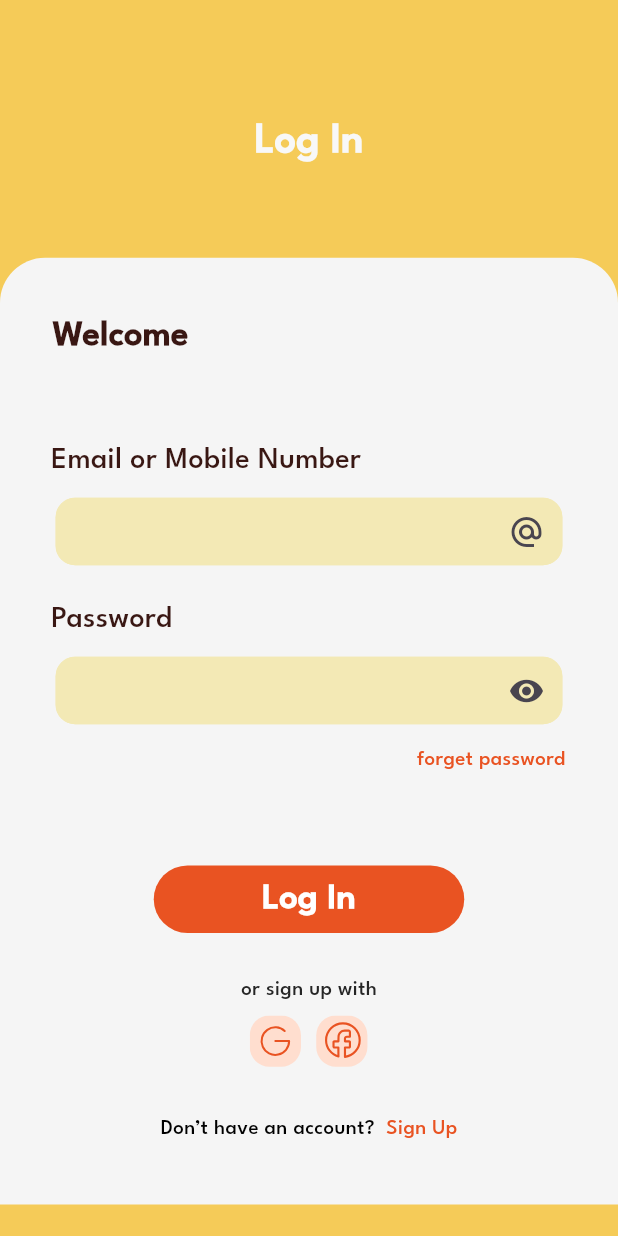
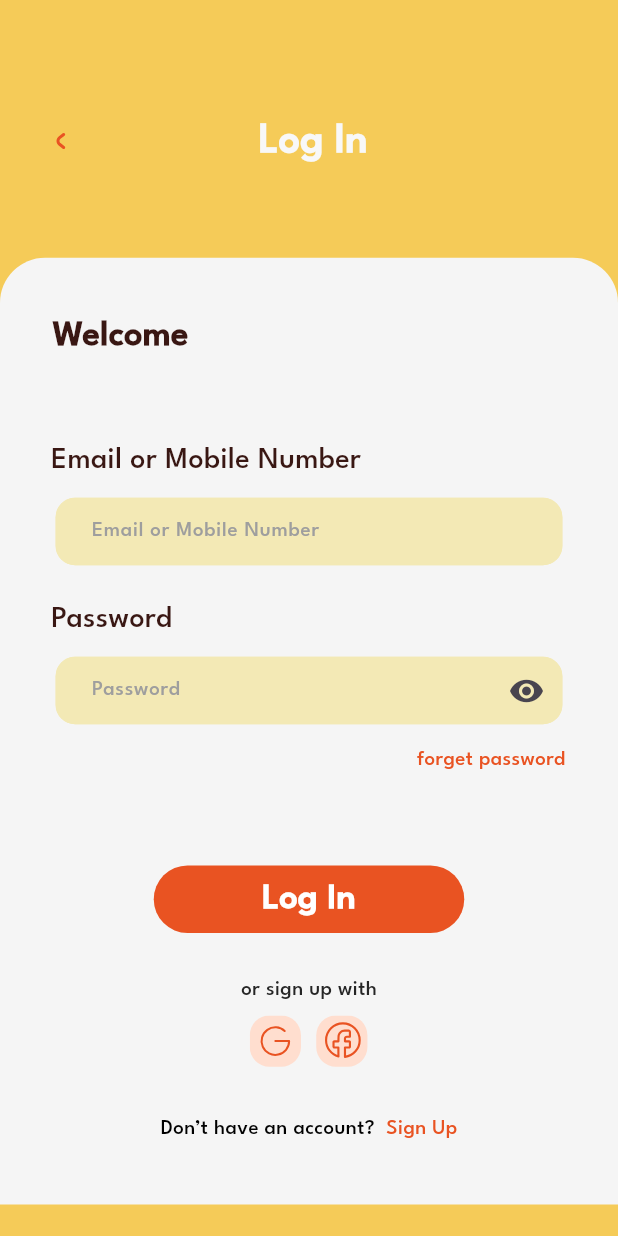
Before and after one commit to mohammedsabrii/yumquick, a Flutter app: the StartView screen opened by its route, after a tap on "Log In", on a phone screen of 412 x 824 dp. Run offline on Flutter 3.47's test engine with Material 3 defaults, Android fonts, the phone set to English and light mode, and no system bars; our stand-ins replace flutter_svg, font_awesome_flutter, go_router, shared_preferences; accounts and stored records are empty.

Commit message:
ending signUp view (UI)

```diff
--- /dev/null
+++ b/devtools_options.yaml
@@ -0,0 +1,3 @@
+description: This file stores settings for Dart & Flutter DevTools.
+documentation: https://docs.flutter.dev/tools/devtools/extensions#configure-extension-enablement-states
+extensions:
--- a/lib/core/utils/app_assets.dart
+++ b/lib/core/utils/app_assets.dart
@@ -10,4 +10,5 @@ class AppAssets {
   static const kNextIcon = 'assets/images/Next icon Arrow.svg';
   static const kFacebookIcon = 'assets/images/Facebook Icon.svg';
   static const kGoogleIcon = 'assets/images/Google Icon.svg';
+  static const kBackIcon = 'assets/images/Back icon Arrow.svg';
 }
--- a/lib/core/utils/app_router.dart
+++ b/lib/core/utils/app_router.dart
@@ -1,5 +1,6 @@
 import 'package:go_router/go_router.dart';
 import 'package:yumquick/feactures/logInAndSignUp/presentation/views/login_view.dart';
+import 'package:yumquick/feactures/logInAndSignUp/presentation/views/signup_view.dart';
 import 'package:yumquick/feactures/logInAndSignUp/presentation/views/start_view.dart';
 import 'package:yumquick/feactures/onPording/presentation/views/onpording_view.dart';
 import 'package:yumquick/feactures/splash/presentation/views/spalsh_view.dart';
@@ -8,6 +9,7 @@ class AppRouter {
   static const kOnPordingView = '/OnPordingView';
   static const kStartView = '/StartView';
   static const kLogInView = '/LogInView';
+  static const kSignUpView = '/SignUpView';
   static final router = GoRouter(
     routes: [
       GoRoute(path: '/', builder: (context, state) => const SpalshView()),
@@ -17,6 +19,10 @@ class AppRouter {
       ),
       GoRoute(path: kStartView, builder: (context, state) => const StartView()),
       GoRoute(path: kLogInView, builder: (context, state) => const LoginView()),
+      GoRoute(
+        path: kSignUpView,
+        builder: (context, state) => const SignUpView(),
+      ),
     ],
   );
 }
--- /dev/null
+++ b/lib/feactures/logInAndSignUp/presentation/views/widget/custom_login_and_signup_header.dart
@@ -0,0 +1,32 @@
+import 'package:flutter/widgets.dart';
+import 'package:flutter_svg/svg.dart';
+import 'package:go_router/go_router.dart';
+import 'package:yumquick/core/utils/app_assets.dart';
+import 'package:yumquick/core/utils/app_styles.dart';
+
+class CustomLoginAndSignUpHeader extends StatelessWidget {
+  const CustomLoginAndSignUpHeader({
+    super.key,
+    required this.title,
+    required this.space,
+  });
+  final String title;
+  final double space;
+  @override
+  Widget build(BuildContext context) {
+    return Row(
+      mainAxisAlignment: MainAxisAlignment.start,
+      children: [
+        SizedBox(width: MediaQuery.sizeOf(context).width * 0.089),
+        GestureDetector(
+          onTap: () {
+            GoRouter.of(context).pop();
+          },
+          child: SvgPicture.asset(AppAssets.kBackIcon),
+        ),
+        SizedBox(width: space),
+        Text(title, style: AppStyles.styleLeagueSpartanBold28(context)),
+      ],
+    );
+  }
+}
--- a/lib/feactures/logInAndSignUp/presentation/views/widget/custom_textfild.dart
+++ b/lib/feactures/logInAndSignUp/presentation/views/widget/custom_textfild.dart
@@ -5,23 +5,30 @@ import 'package:yumquick/core/utils/colors.dart';
 class CustomTextFaild extends StatelessWidget {
   const CustomTextFaild({
     super.key,
-    // required this.lableText,
-    required this.suffixIcon,
+    required this.lableText,
+    this.suffixIcon,
     this.onChanged,
     this.validator,
     this.obscureText = false,
     this.canRequestFocus = true,
     this.lableColor = Colors.grey,
   });
-  // final String lableText;
-  final IconData suffixIcon;
+  final String lableText;
+  final IconData? suffixIcon;
   final String? Function(String?)? validator;
   final Function(String)? onChanged;
   final bool obscureText, canRequestFocus;
   final Color lableColor;
   @override
   Widget build(BuildContext context) {
-    return TextFormField(
+    return Container(
+      height: 45,
+      width: MediaQuery.sizeOf(context).width * 0.82,
+      decoration: BoxDecoration(
+        borderRadius: BorderRadius.circular(13),
+        color: const Color(0xFFF3E9B5),
+      ),
+      child: TextFormField(
         cursorColor: Colors.black,
         canRequestFocus: canRequestFocus,
         obscureText: obscureText,
@@ -32,10 +39,10 @@ class CustomTextFaild extends StatelessWidget {
         ).copyWith(color: AppColor.kDarkRed),
         decoration: InputDecoration(
           border: OutlineInputBorder(borderRadius: BorderRadius.circular(13)),
-        // labelText: lableText,
+          labelText: lableText,
           labelStyle: AppStyles.styleLeagueSpartanMediem14(
             context,
-        ).copyWith(color: AppColor.kDarkRed),
+          ).copyWith(color: Colors.grey),
           suffixIcon: Icon(suffixIcon),
           enabledBorder: OutlineInputBorder(
             borderRadius: BorderRadius.circular(13),
@@ -49,6 +56,7 @@ class CustomTextFaild extends StatelessWidget {
             gapPadding: 12,
           ),
         ),
+      ),
     );
   }
 }
--- a/lib/feactures/logInAndSignUp/presentation/views/widget/custon_signup_widget.dart
+++ b/lib/feactures/logInAndSignUp/presentation/views/widget/custon_signup_widget.dart
@@ -1,28 +1,36 @@
 import 'package:flutter/material.dart';
-import 'package:flutter/widgets.dart';
 import 'package:yumquick/core/utils/app_styles.dart';
 
 class CustomSignupWidget extends StatelessWidget {
-  const CustomSignupWidget({super.key});
-
+  const CustomSignupWidget({
+    super.key,
+    this.onTap,
+    required this.title,
+    required this.subTitle,
+  });
+  final void Function()? onTap;
+  final String title, subTitle;
   @override
   Widget build(BuildContext context) {
     return Row(
       mainAxisAlignment: MainAxisAlignment.center,
       children: [
         Text(
-          'Don’t have an account?',
+          title,
 
           style: AppStyles.styleLeagueSpartanMediem14(
             context,
           ).copyWith(color: Colors.black),
         ),
-        Text(
-          '  Sign Up',
+        GestureDetector(
+          onTap: onTap,
+          child: Text(
+            subTitle,
 
-          style: AppStyles.styleLeagueSpartanMediem14(
-            context,
-          ).copyWith(color: const Color(0xFFE95322)),
+            style: AppStyles.styleLeagueSpartanMediem14(
+              context,
+            ).copyWith(color: const Color(0xFFE95322)),
+          ),
         ),
       ],
     );
--- a/lib/feactures/logInAndSignUp/presentation/views/widget/login_view_body.dart
+++ b/lib/feactures/logInAndSignUp/presentation/views/widget/login_view_body.dart
@@ -1,5 +1,5 @@
 import 'package:flutter/material.dart';
-import 'package:yumquick/core/utils/app_styles.dart';
+import 'package:yumquick/feactures/logInAndSignUp/presentation/views/widget/custom_login_and_signup_header.dart';
 import 'package:yumquick/feactures/logInAndSignUp/presentation/views/widget/login_view_body_details.dart';
 
 class LoginViewBody extends StatelessWidget {
@@ -12,7 +12,10 @@ class LoginViewBody extends StatelessWidget {
         Column(
           children: [
             SizedBox(height: MediaQuery.sizeOf(context).height * 0.09),
-            Text('Log In', style: AppStyles.styleLeagueSpartanBold28(context)),
+            CustomLoginAndSignUpHeader(
+              title: 'Log In',
+              space: MediaQuery.sizeOf(context).width * 0.31,
+            ),
             SizedBox(height: MediaQuery.sizeOf(context).height * 0.07),
             const LoginViewBodyDetails(),
           ],
--- a/lib/feactures/logInAndSignUp/presentation/views/widget/login_view_body_details.dart
+++ b/lib/feactures/logInAndSignUp/presentation/views/widget/login_view_body_details.dart
@@ -1,11 +1,12 @@
 import 'package:flutter/material.dart';
-import 'package:flutter_svg/svg.dart';
-import 'package:yumquick/core/utils/app_assets.dart';
+import 'package:go_router/go_router.dart';
+import 'package:yumquick/core/utils/app_router.dart';
 import 'package:yumquick/core/utils/app_styles.dart';
 import 'package:yumquick/core/utils/colors.dart';
 import 'package:yumquick/core/widget/custom_button.dart';
 import 'package:yumquick/feactures/logInAndSignUp/presentation/views/widget/custom_textfild.dart';
 import 'package:yumquick/feactures/logInAndSignUp/presentation/views/widget/custon_signup_widget.dart';
+import 'package:yumquick/feactures/logInAndSignUp/presentation/views/widget/signup_with_facebook_and_gmail.dart';
 
 class LoginViewBodyDetails extends StatelessWidget {
   const LoginViewBodyDetails({super.key});
@@ -45,19 +46,8 @@ class LoginViewBodyDetails extends StatelessWidget {
             ),
           ),
           const SizedBox(height: 10),
-          Center(
-            child: Container(
-              height: 45,
-              width: MediaQuery.sizeOf(context).width * 0.82,
-              decoration: BoxDecoration(
-                borderRadius: BorderRadius.circular(13),
-                color: const Color(0xFFF3E9B5),
-              ),
-              child: const CustomTextFaild(
-                // lableText: 'Email or Mobile Number',
-                suffixIcon: Icons.alternate_email,
-              ),
-            ),
+          const Center(
+            child: CustomTextFaild(lableText: 'Email or Mobile Number'),
           ),
           const SizedBox(height: 22),
           Padding(
@@ -70,18 +60,10 @@ class LoginViewBodyDetails extends StatelessWidget {
             ),
           ),
           const SizedBox(height: 10),
-          Center(
-            child: Container(
-              height: 45,
-              width: MediaQuery.sizeOf(context).width * 0.82,
-              decoration: BoxDecoration(
-                borderRadius: BorderRadius.circular(13),
-                color: const Color(0xFFF3E9B5),
-              ),
-              child: const CustomTextFaild(
-                // lableText: 'Password',
-                suffixIcon: Icons.remove_red_eye,
-              ),
+          const Center(
+            child: CustomTextFaild(
+              lableText: 'Password',
+              suffixIcon: Icons.remove_red_eye,
             ),
           ),
           const SizedBox(height: 14),
@@ -91,7 +73,6 @@ class LoginViewBodyDetails extends StatelessWidget {
               padding: const EdgeInsets.only(right: 35),
               child: Text(
                 'forget password',
-
                 style: AppStyles.styleLeagueSpartanMediem14(
                   context,
                 ).copyWith(color: const Color(0xFFE95322)),
@@ -115,16 +96,15 @@ class LoginViewBodyDetails extends StatelessWidget {
             ),
           ),
           const SizedBox(height: 7),
-          Row(
-            mainAxisAlignment: MainAxisAlignment.center,
-            children: [
-              SvgPicture.asset(AppAssets.kGoogleIcon),
-              const SizedBox(width: 9),
-              SvgPicture.asset(AppAssets.kFacebookIcon),
-            ],
+          const SignUpWithFacebookAndGmail(),
+          SizedBox(height: MediaQuery.sizeOf(context).height * 0.0375),
+          CustomSignupWidget(
+            title: 'Don’t have an account?',
+            subTitle: '  Sign Up',
+            onTap: () {
+              GoRouter.of(context).push(AppRouter.kSignUpView);
+            },
           ),
-          SizedBox(height: MediaQuery.sizeOf(context).height * 0.0375),
-          const CustomSignupWidget(),
         ],
       ),
     );
--- /dev/null
+++ b/lib/feactures/logInAndSignUp/presentation/views/widget/signup_with_facebook_and_gmail.dart
@@ -0,0 +1,19 @@
+import 'package:flutter/widgets.dart';
+import 'package:flutter_svg/svg.dart';
+import 'package:yumquick/core/utils/app_assets.dart';
+
+class SignUpWithFacebookAndGmail extends StatelessWidget {
+  const SignUpWithFacebookAndGmail({super.key});
+
+  @override
+  Widget build(BuildContext context) {
+    return Row(
+      mainAxisAlignment: MainAxisAlignment.center,
+      children: [
+        SvgPicture.asset(AppAssets.kGoogleIcon),
+        const SizedBox(width: 9),
+        SvgPicture.asset(AppAssets.kFacebookIcon),
+      ],
+    );
+  }
+}
--- a/lib/feactures/logInAndSignUp/presentation/views/widget/start_view_body.dart
+++ b/lib/feactures/logInAndSignUp/presentation/views/widget/start_view_body.dart
@@ -20,7 +20,7 @@ class StartViewBody extends StatelessWidget {
           color: AppColor.kYellowBase,
           title: 'Log In',
           onTap: () {
-            GoRouter.of(context).go(AppRouter.kLogInView);
+            GoRouter.of(context).push(AppRouter.kLogInView);
           },
         ),
         const SizedBox(height: 4),
--- a/pubspec.yaml
+++ b/pubspec.yaml
@@ -38,6 +38,7 @@ dependencies:
   go_router: ^15.1.2
   shared_preferences: ^2.5.3
   intl: ^0.20.2
+  font_awesome_flutter: ^10.8.0
 
 dev_dependencies:
   flutter_test:
```
Also changed, not shown: lib/feactures/logInAndSignUp/presentation/views/signup_view.dart (+1 -23 lines), lib/feactures/logInAndSignUp/presentation/views/widget/date_of_birth_text_fild.dart (added, +72 -0 lines), lib/feactures/logInAndSignUp/presentation/views/widget/signup_view_body.dart (added, +123 -0 lines), assets/images/Back icon Arrow.svg (added), assets/images/Next icon Arrow.jpg (deleted), pubspec.lock. Lines whose indentation alone changed are shown as unchanged.
